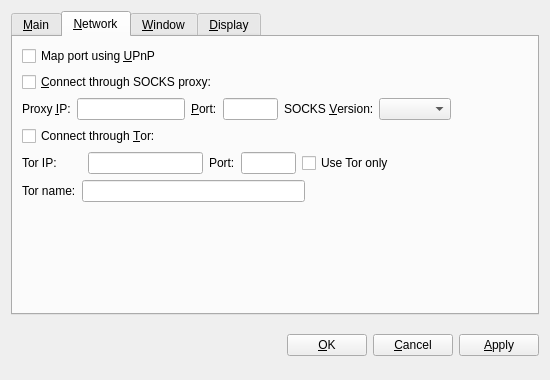
The window that src/qt/forms/optionsdialog.ui (mcastillo0724/novacoin) describes before a commit, drawn with Qt 5.
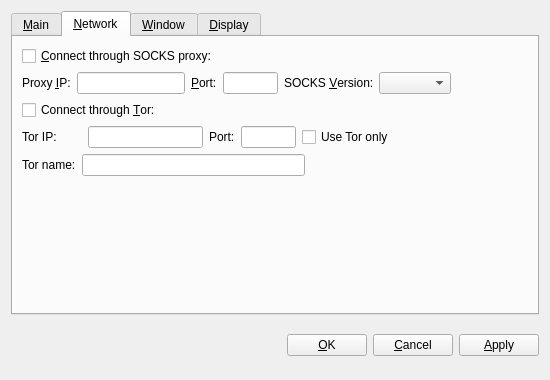
The same window after the commit. Custom widgets are drawn as their Qt base class.

Commit message:
Remove UPNP support & do some cleanup.
Actually, UPnP is not so useful nowadays. Being combined with recent security issues this seems suitable reason for removal of UPnP support. Maybe we should consider implementation of port mapping support through developing a separate utility for that purpose.

http://talosintel.com/reports/TALOS-2015-0035/

```diff
--- a/src/qt/forms/optionsdialog.ui
+++ b/src/qt/forms/optionsdialog.ui
@@ -120,16 +120,6 @@
        <string>&amp;Network</string>
       </attribute>
       <layout class="QVBoxLayout" name="verticalLayout_Network">
-       <item>
-        <widget class="QCheckBox" name="mapPortUpnp">
-         <property name="toolTip">
-          <string>Automatically open the NovaCoin client port on the router. This only works when your router supports UPnP and it is enabled.</string>
-         </property>
-         <property name="text">
-          <string>Map port using &amp;UPnP</string>
-         </property>
-        </widget>
-       </item>
        <item>
         <widget class="QCheckBox" name="connectSocks">
          <property name="toolTip">
```
The commit also changes 55 other files.
